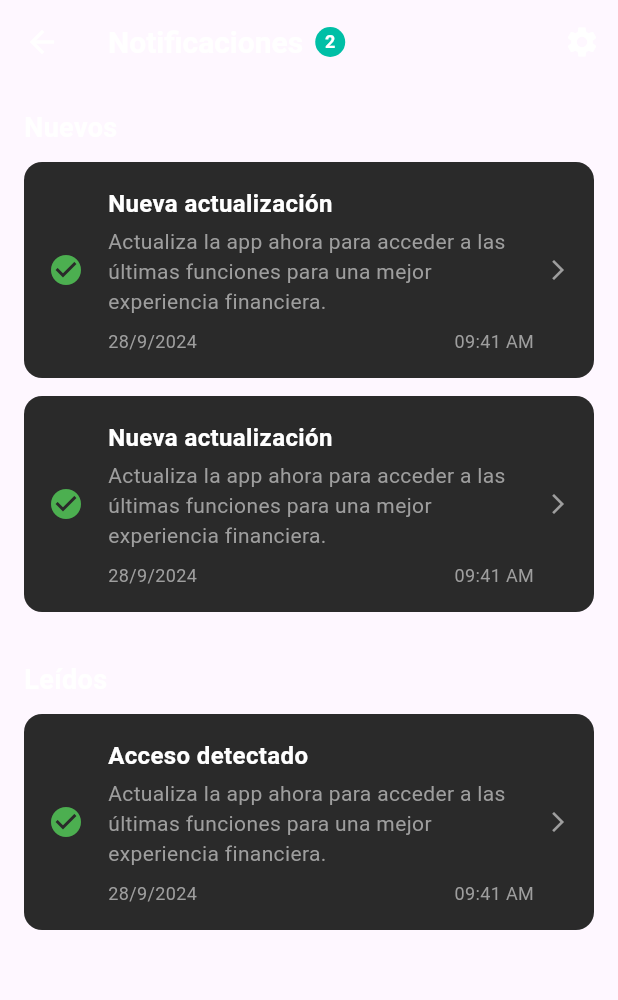
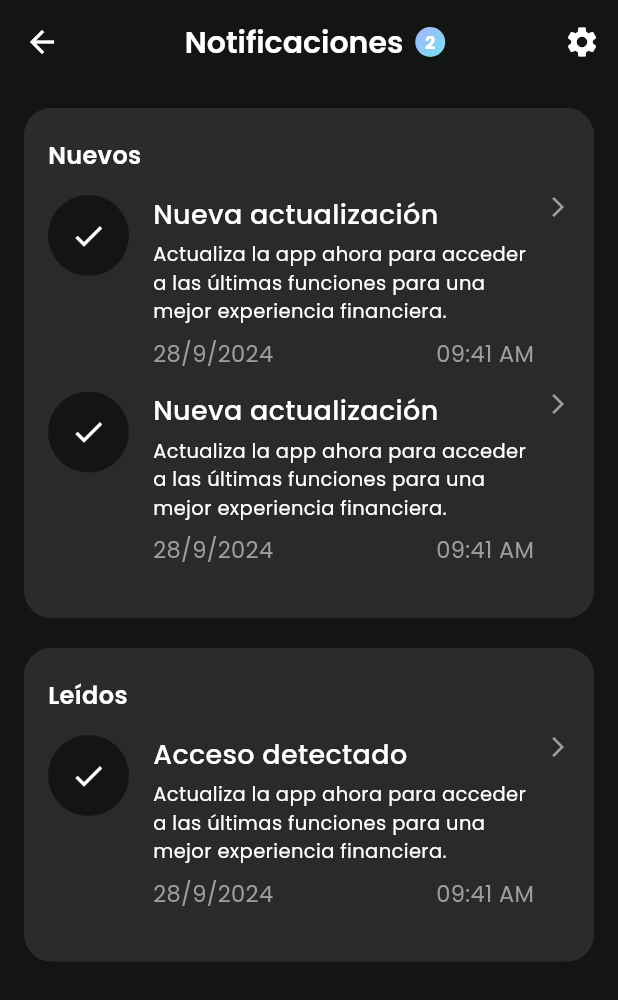
Before and after one commit to mugisha189/pesa, a Flutter app: the NotificationsScreen screen opened by its route, on a phone screen of 412 x 824 dp. Shown: the top 1000 px of the screen. Run offline on Flutter 3.47's test engine with Material 3 defaults, Android fonts, the phone set to English and light mode, and no system bars; our stand-ins replace flutter_svg, google_fonts, image_picker.

Commit message:
finished the notifications screen

```diff
--- a/lib/src/app/app.dart
+++ b/lib/src/app/app.dart
@@ -1,4 +1,5 @@
 import 'package:flutter/material.dart';
+import 'package:google_fonts/google_fonts.dart';
 import 'routes.dart';
 
 class MyApp extends StatelessWidget {
@@ -6,9 +7,12 @@ class MyApp extends StatelessWidget {
 
   @override
   Widget build(BuildContext context) {
-    return const MaterialApp(
+    return MaterialApp(
       title: 'Pesa',
       debugShowCheckedModeBanner: false,
+      theme: ThemeData(
+        textTheme: GoogleFonts.poppinsTextTheme(),
+      ),
       initialRoute: AppRoutes.login,
       onGenerateRoute: AppRoutes.generateRoute,
     );
--- a/lib/src/features/notifications/presentation/notifications_screen.dart
+++ b/lib/src/features/notifications/presentation/notifications_screen.dart
@@ -1,5 +1,6 @@
 import 'package:flutter/material.dart';
 import 'package:pesa/shared/colors.dart';
+import 'package:pesa/src/app/routes.dart';
 import 'package:pesa/src/features/notifications/services/notifications_service.dart';
 import 'package:pesa/src/features/notifications/models/notification.dart'
     as local_notification;
@@ -19,6 +20,7 @@ class NotificationsScreen extends StatelessWidget {
     final brightness = Theme.of(context).brightness;
 
     return Scaffold(
+      backgroundColor: AppColors.primaryBackground(brightness),
       appBar: AppBar(
         elevation: 0,
         leading: IconButton(
@@ -26,20 +28,35 @@ class NotificationsScreen extends StatelessWidget {
               Icon(Icons.arrow_back, color: AppColors.primaryText(brightness)),
           onPressed: () => Navigator.pop(context),
         ),
+        backgroundColor: AppColors.primaryBackground(brightness),
+        centerTitle: true,
         title: Row(
+          mainAxisAlignment: MainAxisAlignment.center,
           children: [
             Text(
               'Notificaciones',
               style: TextStyle(
                 color: AppColors.primaryText(brightness),
                 fontSize: 20,
-                fontWeight: FontWeight.bold,
+                fontWeight: FontWeight.w600,
               ),
             ),
             SizedBox(width: 8),
-            CircleAvatar(
-              radius: 10,
-              backgroundColor: AppColors.accent,
+            Container(
+              width: 20,
+              height: 20,
+              decoration: BoxDecoration(
+                shape: BoxShape.circle,
+                gradient: LinearGradient(
+                  colors: [
+                    AppColors.primary(brightness),
+                    AppColors.secondary(brightness),
+                  ],
+                  begin: Alignment.topLeft,
+                  end: Alignment.bottomRight,
+                ),
+              ),
+              child: Center(
                 child: Text(
                   '${newNotifications.length}',
                   style: TextStyle(
@@ -49,13 +66,16 @@ class NotificationsScreen extends StatelessWidget {
                   ),
                 ),
               ),
+            ),
           ],
         ),
         actions: [
           IconButton(
             icon:
                 Icon(Icons.settings, color: AppColors.primaryText(brightness)),
-            onPressed: () {},
+            onPressed: () {
+              Navigator.pushNamed(context, AppRoutes.settings);
+            },
           ),
         ],
       ),
@@ -64,10 +84,9 @@ class NotificationsScreen extends StatelessWidget {
         child: Column(
           crossAxisAlignment: CrossAxisAlignment.start,
           children: [
-            // New Notifications Section
             if (newNotifications.isNotEmpty)
               _notificationSection('Nuevos', newNotifications, brightness),
-            SizedBox(height: 20),
+            const SizedBox(height: 20),
 
             // Read Notifications Section
             if (readNotifications.isNotEmpty)
@@ -82,42 +101,55 @@ class NotificationsScreen extends StatelessWidget {
       String title,
       List<local_notification.Notification> notifications,
       Brightness brightness) {
-    return Column(
+    return Container(
+      padding: const EdgeInsets.symmetric(horizontal: 16.0, vertical: 20),
+      decoration: BoxDecoration(
+        color: AppColors.secondaryBackground(brightness),
+        borderRadius: BorderRadius.circular(18),
+      ),
+      child: Column(
         crossAxisAlignment: CrossAxisAlignment.start,
         children: [
           Text(
             title,
             style: TextStyle(
               color: AppColors.primaryText(brightness),
-            fontSize: 18,
-            fontWeight: FontWeight.bold,
+              fontSize: 16,
+              fontWeight: FontWeight.w600,
             ),
           ),
-        SizedBox(height: 10),
+          const SizedBox(height: 15),
           ...notifications.map((notification) {
             return _notificationCard(notification, brightness);
           }).toList(),
         ],
+      ),
     );
   }
 
   Widget _notificationCard(
       local_notification.Notification notification, Brightness brightness) {
     return Container(
-      margin: const EdgeInsets.only(bottom: 12.0),
-      padding: const EdgeInsets.all(16.0),
+      margin: const EdgeInsets.only(bottom: 15.0),
       decoration: BoxDecoration(
         color: AppColors.cardBackground(brightness),
         borderRadius: BorderRadius.circular(12),
       ),
       child: Row(
+        crossAxisAlignment: CrossAxisAlignment.start,
         children: [
-          Icon(
-            Icons.check_circle,
-            color: AppColors.green,
+          Container(
+            padding: const EdgeInsets.all(15),
+            decoration: BoxDecoration(
+                color: AppColors.primaryBackground(brightness),
+                shape: BoxShape.circle),
+            child: Icon(
+              Icons.check,
+              color: AppColors.primaryText(brightness),
               size: 24,
             ),
-          SizedBox(width: 16),
+          ),
+          const SizedBox(width: 16),
           Expanded(
             child: Column(
               crossAxisAlignment: CrossAxisAlignment.start,
@@ -126,16 +158,16 @@ class NotificationsScreen extends StatelessWidget {
                   notification.title,
                   style: TextStyle(
                     color: AppColors.primaryText(brightness),
-                    fontSize: 16,
-                    fontWeight: FontWeight.bold,
+                    fontSize: 18,
+                    fontWeight: FontWeight.w500,
                   ),
                 ),
                 SizedBox(height: 4),
                 Text(
                   notification.description,
                   style: TextStyle(
-                    color: AppColors.secondaryText(brightness),
-                    fontSize: 14,
+                    color: AppColors.primaryText(brightness),
+                    fontSize: 13,
                   ),
                 ),
                 SizedBox(height: 8),
@@ -146,14 +178,14 @@ class NotificationsScreen extends StatelessWidget {
                       notification.date,
                       style: TextStyle(
                         color: AppColors.secondaryText(brightness),
-                        fontSize: 12,
+                        fontSize: 15,
                       ),
                     ),
                     Text(
                       notification.time,
                       style: TextStyle(
                         color: AppColors.secondaryText(brightness),
-                        fontSize: 12,
+                        fontSize: 15,
                       ),
                     ),
                   ],
@@ -161,7 +193,7 @@ class NotificationsScreen extends StatelessWidget {
               ],
             ),
           ),
-          SizedBox(width: 8),
+          const SizedBox(width: 8),
           Icon(Icons.arrow_forward_ios,
               color: AppColors.secondaryText(brightness), size: 16),
         ],
--- a/pubspec.yaml
+++ b/pubspec.yaml
@@ -39,6 +39,7 @@ dependencies:
   google_fonts: ^6.2.1
   pinput: ^5.0.0
   image_picker: ^1.1.2
+  intl: ^0.20.1
 
 dev_dependencies:
   flutter_test:
```
Also changed, not shown: lib/src/features/home/presentation/screens/dashboard_screen.dart (+77 -16 lines), pubspec.lock. Lines whose indentation alone changed are shown as unchanged.
